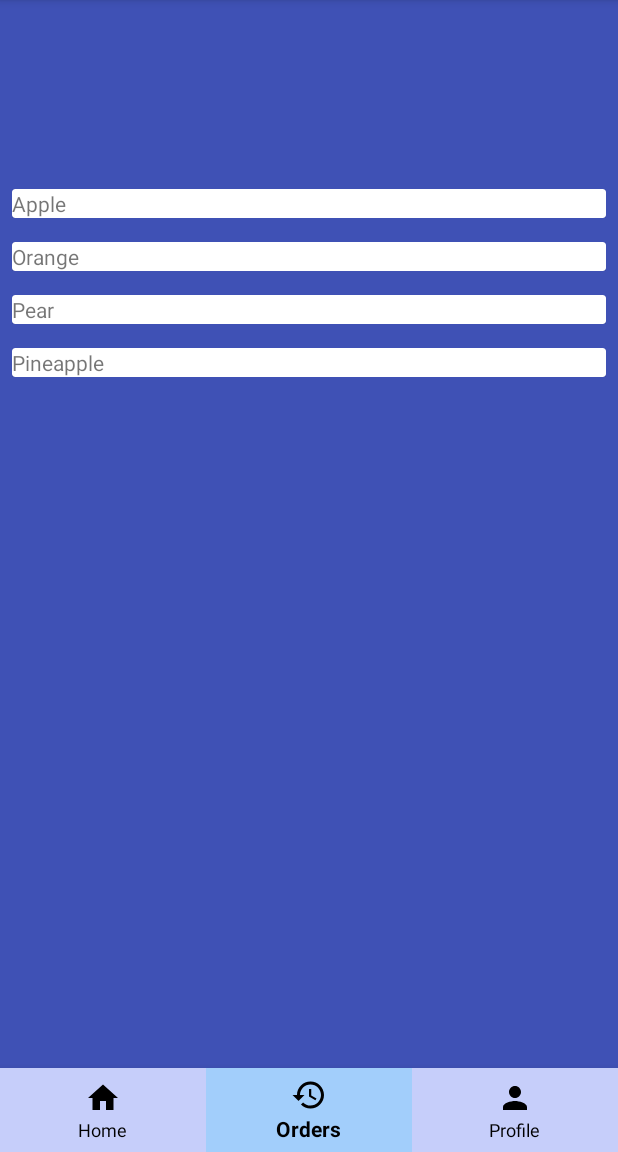
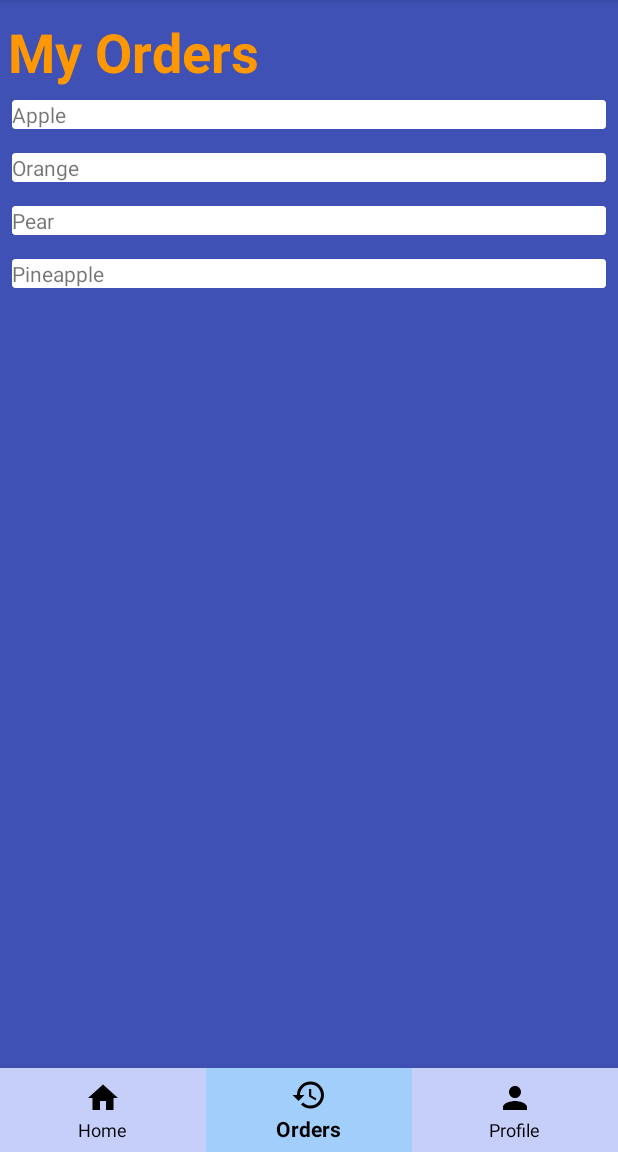
Before and after one commit to codetopper/SE, an Android app: the screen it shows after launch (COrderDisplay), item 2 of the bottom bar chosen, on a phone screen of 412 x 824 dp, the part 84-1236 px from its top. Run offline under Robolectric (Android 15) with nearby library versions, the phone set to English and light mode, and no system bars.

Commit message:
minor changes

```diff
--- a/Karat/app/src/main/AndroidManifest.xml
+++ b/Karat/app/src/main/AndroidManifest.xml
@@ -10,8 +10,8 @@
         android:supportsRtl="true"
         android:theme="@style/AppTheme" >
         <activity android:name=".profile.CProfileDisplay" />
-        <activity android:name=".home.CHomeDisplay" />
-        <activity android:name=".order.COrderDisplay" >
+        <activity android:name=".order.COrderDisplay" />
+        <activity android:name=".home.CHomeDisplay" >
             <intent-filter>
                 <action android:name="android.intent.action.MAIN" />
 
--- a/Karat/app/src/main/java/com/example/karat/home/CHomeDisplay.java
+++ b/Karat/app/src/main/java/com/example/karat/home/CHomeDisplay.java
@@ -11,6 +11,8 @@ import com.example.karat.R;
 import com.example.karat.order.COrderDisplay;
 import com.example.karat.profile.CProfileDisplay;
 import com.google.android.material.bottomnavigation.BottomNavigationView;
+
+import static com.example.karat.order.CustomerOrders.purchase;
 
 public class CHomeDisplay extends AppCompatActivity {
 
@@ -31,8 +33,11 @@ public class CHomeDisplay extends AppCompatActivity {
             public boolean onNavigationItemSelected(@NonNull MenuItem item) {
                 switch (item.getItemId()){
                     case R.id.Home:
+                        startActivity(new Intent(getApplicationContext(), CHomeDisplay.class));
+                        overridePendingTransition(0,0);
                         return true;
                     case R.id.Orders:
+                        initData();
                         startActivity(new Intent(getApplicationContext(), COrderDisplay.class));
                         overridePendingTransition(0,0);
                         return true;
@@ -45,4 +50,12 @@ public class CHomeDisplay extends AppCompatActivity {
             }
         });
     }
+
+    private void initData() {
+        purchase(1, "Apple", 1);
+        purchase(2, "Orange", 1);
+        purchase(3, "Pear", 1);
+        purchase(4, "Pineapple", 1);
+        purchase(5, "Durian", 2);
+    }
 }
--- a/Karat/app/src/main/java/com/example/karat/order/COrderDisplay.java
+++ b/Karat/app/src/main/java/com/example/karat/order/COrderDisplay.java
@@ -29,7 +29,6 @@ public class COrderDisplay extends AppCompatActivity {
 
         //recyclerview
         recyclerView = findViewById(R.id.recyclerView);
-        initData();
         orderManager = new COrderManager(1);
         initRecyclerView();
 
@@ -47,6 +46,8 @@ public class COrderDisplay extends AppCompatActivity {
                         overridePendingTransition(0,0);
                         return true;
                     case R.id.Orders:
+                        startActivity(new Intent(getApplicationContext(), COrderDisplay.class));
+                        overridePendingTransition(0,0);
                         return true;
                     case R.id.Profile:
                         startActivity(new Intent(getApplicationContext(), CProfileDisplay.class));
@@ -58,14 +59,6 @@ public class COrderDisplay extends AppCompatActivity {
         });
     }
 
-    private void initData() {
-        purchase(1, "Apple", 1);
-        purchase(2, "Orange", 1);
-        purchase(3, "Pear", 1);
-        purchase(4, "Pineapple", 1);
-        purchase(5, "Durian", 2);
-    }
-
     private void initRecyclerView() {
         OrderAdapter orderAdapter = new OrderAdapter(orderManager.cOrders);
         recyclerView.setLayoutManager(new LinearLayoutManager(this));
--- a/Karat/app/src/main/java/com/example/karat/order/COrderManager.java
+++ b/Karat/app/src/main/java/com/example/karat/order/COrderManager.java
@@ -6,23 +6,13 @@ import java.util.List;
 class COrderManager {
     CustomerOrders orders = new CustomerOrders();
     List<Receipt> cOrders;
-    private int orderSum = 0;
 
     COrderManager(int cust) {
         cOrders = new ArrayList<>();
         for (Receipt r: orders.orders) {
             if (r.getCustId() == cust) {
                 cOrders.add(r);
-                incOrderSum();
             }
         }
     }
-
-    public int getOrderSum() {
-        return orderSum;
-    }
-
-    public void incOrderSum() {
-        this.orderSum++;
-    }
 }
--- a/Karat/app/src/main/java/com/example/karat/order/CustomerOrders.java
+++ b/Karat/app/src/main/java/com/example/karat/order/CustomerOrders.java
@@ -9,7 +9,7 @@ public class CustomerOrders {
     protected static int orderQuantity = 0;
     static ArrayList<Receipt> orders = new ArrayList<>();
 
-    static void purchase(int itemId, String name, int custId) {
+    public static void purchase(int itemId, String name, int custId) {
         orders.add(new Receipt(itemId, name, custId));
         orderQuantity++;
     }
--- a/Karat/app/src/main/java/com/example/karat/profile/CProfileDisplay.java
+++ b/Karat/app/src/main/java/com/example/karat/profile/CProfileDisplay.java
@@ -36,6 +36,8 @@ public class CProfileDisplay extends AppCompatActivity {
                         overridePendingTransition(0,0);
                         return true;
                     case R.id.Profile:
+                        startActivity(new Intent(getApplicationContext(), CProfileDisplay.class));
+                        overridePendingTransition(0,0);
                         return true;
                 }
                 return false;
--- a/Karat/app/src/main/res/layout/activity_c_order_display.xml
+++ b/Karat/app/src/main/res/layout/activity_c_order_display.xml
@@ -12,19 +12,35 @@
     tools:context=".order.COrderDisplay"
     tools:visibility="visible">
 
+    <TextView
+        android:id="@+id/my_orders"
+        android:layout_width="wrap_content"
+        android:layout_height="wrap_content"
+        android:layout_marginStart="5dp"
+        android:layout_marginLeft="8dp"
+        android:layout_marginTop="10dp"
+        android:text="My Orders"
+        android:textColor="#FF9800"
+        android:textSize="36sp"
+        android:textStyle="bold"
+        app:fontFamily="sans-serif"
+        app:layout_constraintStart_toStartOf="parent"
+        app:layout_constraintTop_toTopOf="parent" />
+
     <androidx.recyclerview.widget.RecyclerView
         android:id="@+id/recyclerView"
         android:layout_width="match_parent"
-        android:layout_height="650dp"
+        android:layout_height="0dp"
         android:layout_alignParentBottom="true"
         android:background="#00FFFFFF"
         android:clipChildren="true"
         android:clipToPadding="true"
         android:scrollbars="vertical"
         android:visibility="visible"
-        app:layout_constraintBottom_toBottomOf="parent"
+        app:layout_constraintBottom_toTopOf="@id/bottom_navi"
         app:layout_constraintEnd_toEndOf="parent"
         app:layout_constraintStart_toStartOf="parent"
+        app:layout_constraintTop_toBottomOf="@id/my_orders"
         tools:visibility="visible" />
 
     <com.google.android.material.bottomnavigation.BottomNavigationView
```
